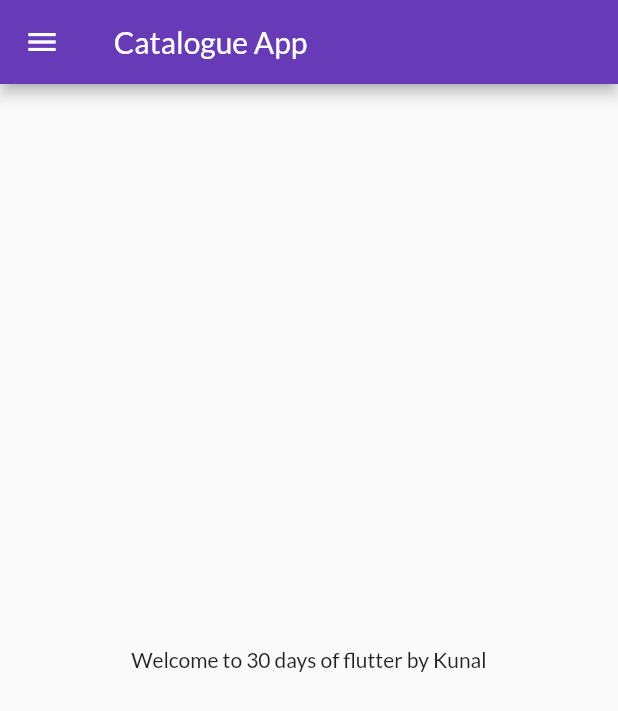
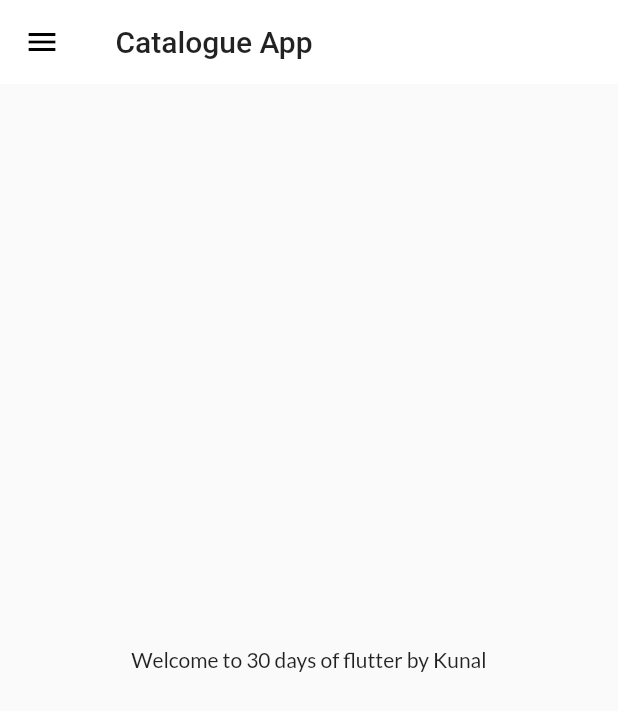
Before and after one commit to Kunal-8789/30DaysOfFlutter, a Flutter app: the screen it shows after launch, on a phone screen of 412 x 824 dp. Shown: the top 711 px of the screen. Run offline on Flutter 3.47's test engine with Material 2 defaults, Android fonts, the phone set to English and light mode, and no system bars; our stand-ins replace google_fonts.

Commit message:
themes extracted

```diff
--- a/flutter_catalog/lib/main.dart
+++ b/flutter_catalog/lib/main.dart
@@ -1,8 +1,7 @@
 import 'package:flutter/material.dart';
 import 'package:flutter_catalog/pages/login_page.dart';
 import 'package:flutter_catalog/utils/route.dart';
-import 'package:google_fonts/google_fonts.dart';
-
+import 'package:flutter_catalog/widgets/Theme.dart';
 import 'pages/home_page.dart';
 
 void main() {
@@ -16,13 +15,8 @@ class MyApp extends StatelessWidget {
   Widget build(BuildContext context) {
     return MaterialApp(
       themeMode: ThemeMode.light,
-      theme: ThemeData(
-        primarySwatch: Colors.deepPurple,
-        fontFamily: GoogleFonts.lato().fontFamily,
-      ),
-      darkTheme: ThemeData(
-        brightness: Brightness.dark,
-      ),
+      theme: MyTheme.lightTheme(context),
+      darkTheme: MyTheme.darkTheme(context),
       initialRoute: MyRoutes.homeRoute,
       routes: {
         "/": (context) => LoginPage(),
--- /dev/null
+++ b/flutter_catalog/lib/widgets/Theme.dart
@@ -0,0 +1,18 @@
+import 'package:flutter/material.dart';
+import 'package:google_fonts/google_fonts.dart';
+class MyTheme {
+  static ThemeData lightTheme(BuildContext context) => ThemeData(
+        primarySwatch: Colors.deepPurple,
+        fontFamily: GoogleFonts.lato().fontFamily,
+        appBarTheme: AppBarTheme(
+          color: Colors.white,
+          elevation: 0.0,
+          iconTheme: IconThemeData(color: Colors.black),
+          //toolbarTextStyle: Theme.of(context).textTheme.bodyText2,
+          titleTextStyle: Theme.of(context).textTheme.headline6,
+        ),
+      );
+  static ThemeData darkTheme(BuildContext context) => ThemeData(
+       brightness: Brightness.dark,
+      );
+}
```
